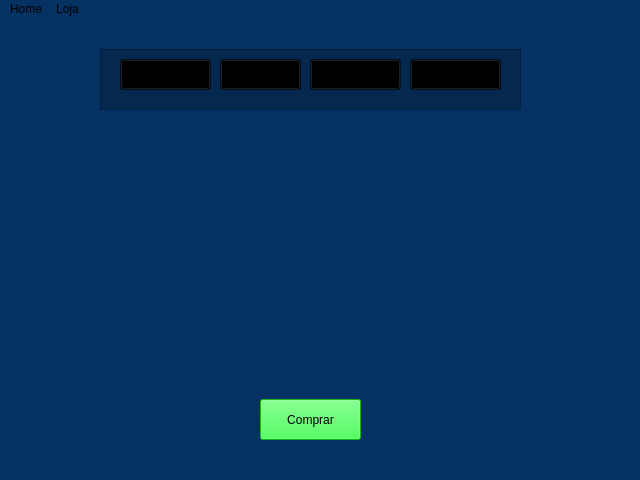
Before: the Qt Designer form mainmenu.ui in EsojMelo/Pf3-Mallory-Designer, drawn with Qt 5.
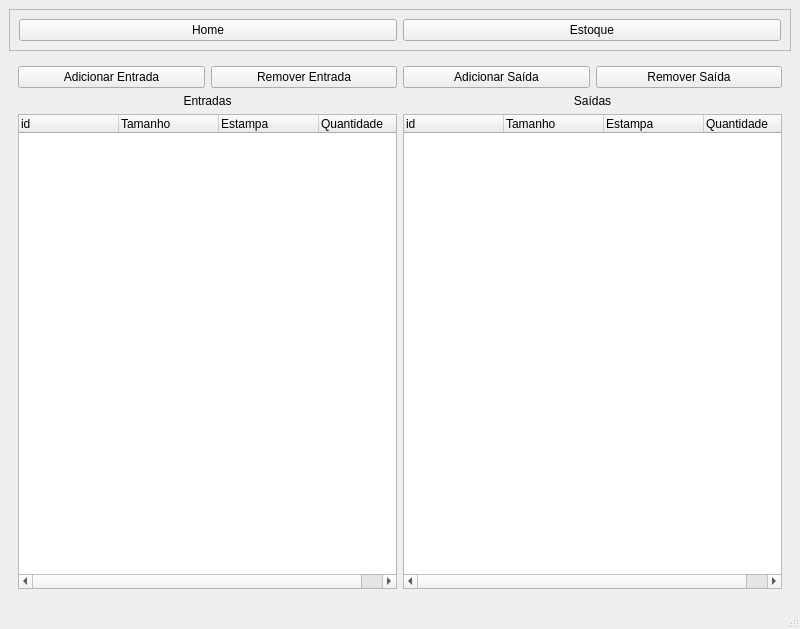
After: the same form once the commit is applied. The open tabs and pages were chosen to show the change. Icons and pictures are not drawn.

The edit to the form file:
```diff
--- a/mainmenu.ui
+++ b/mainmenu.ui
@@ -6,147 +6,195 @@
    <rect>
     <x>0</x>
     <y>0</y>
-    <width>640</width>
-    <height>480</height>
+    <width>800</width>
+    <height>629</height>
    </rect>
   </property>
   <property name="windowTitle">
-   <string>MainWindow</string>
-  </property>
-  <property name="styleSheet">
-   <string notr="true">background-color: rgb(5, 50, 98);</string>
+   <string>Gerenciamento de Estoque</string>
   </property>
   <widget class="QWidget" name="centralwidget">
-   <widget class="QPushButton" name="pushButton">
-    <property name="geometry">
-     <rect>
-      <x>260</x>
-      <y>380</y>
-      <width>101</width>
-      <height>41</height>
-     </rect>
-    </property>
-    <property name="styleSheet">
-     <string notr="true">background-color: rgb(16, 255, 36);
-color: rgb(0, 0, 0);</string>
-    </property>
-    <property name="text">
-     <string>Comprar</string>
-    </property>
-   </widget>
-   <widget class="QFrame" name="frame">
-    <property name="geometry">
-     <rect>
-      <x>100</x>
-      <y>30</y>
-      <width>421</width>
-      <height>61</height>
-     </rect>
-    </property>
-    <property name="styleSheet">
-     <string notr="true">background-color: rgba(0, 0, 0,0.2);
-</string>
-    </property>
-    <property name="frameShape">
-     <enum>QFrame::Shape::StyledPanel</enum>
-    </property>
-    <property name="frameShadow">
-     <enum>QFrame::Shadow::Raised</enum>
-    </property>
-    <widget class="QPushButton" name="pushButton_2">
-     <property name="geometry">
-      <rect>
-       <x>120</x>
-       <y>10</y>
-       <width>81</width>
-       <height>31</height>
-      </rect>
-     </property>
-     <property name="text">
-      <string>Ajuda</string>
-     </property>
-    </widget>
-    <widget class="QPushButton" name="pushButton_3">
-     <property name="geometry">
-      <rect>
-       <x>20</x>
-       <y>10</y>
-       <width>91</width>
-       <height>31</height>
-      </rect>
-     </property>
-     <property name="text">
-      <string>Loja</string>
-     </property>
-    </widget>
-    <widget class="QPushButton" name="pushButton_4">
-     <property name="geometry">
-      <rect>
-       <x>210</x>
-       <y>10</y>
-       <width>91</width>
-       <height>31</height>
-      </rect>
-     </property>
-     <property name="text">
-      <string>Carrinho</string>
-     </property>
-    </widget>
-    <widget class="QPushButton" name="pushButton_5">
-     <property name="geometry">
-      <rect>
-       <x>310</x>
-       <y>10</y>
-       <width>91</width>
-       <height>31</height>
-      </rect>
-     </property>
-     <property name="text">
-      <string>Contato</string>
-     </property>
-    </widget>
-   </widget>
-   <widget class="QLabel" name="label">
-    <property name="geometry">
-     <rect>
-      <x>180</x>
-      <y>140</y>
-      <width>251</width>
-      <height>221</height>
-     </rect>
-    </property>
-    <property name="text">
-     <string/>
-    </property>
-    <property name="pixmap">
-     <pixmap>images/Estampa.png</pixmap>
-    </property>
-    <property name="scaledContents">
-     <bool>true</bool>
-    </property>
-   </widget>
+   <layout class="QVBoxLayout" name="mainLayout">
+    <item>
+     <widget class="QFrame" name="navigationFrame">
+      <property name="frameShape">
+       <enum>QFrame::Shape::StyledPanel</enum>
+      </property>
+      <property name="frameShadow">
+       <enum>QFrame::Shadow::Raised</enum>
+      </property>
+      <layout class="QHBoxLayout" name="navigationLayout">
+       <item>
+        <widget class="QPushButton" name="homeButton">
+         <property name="text">
+          <string>Home</string>
+         </property>
+        </widget>
+       </item>
+       <item>
+        <widget class="QPushButton" name="estoqueButton">
+         <property name="text">
+          <string>Estoque</string>
+         </property>
+        </widget>
+       </item>
+      </layout>
+     </widget>
+    </item>
+    <item>
+     <widget class="QStackedWidget" name="stackedWidget">
+      <property name="currentIndex">
+       <number>0</number>
+      </property>
+      <widget class="QWidget" name="homePage">
+       <layout class="QVBoxLayout" name="homeLayout">
+        <item>
+         <widget class="QLabel" name="homeLabel">
+          <property name="text">
+           <string/>
+          </property>
+          <property name="pixmap">
+           <pixmap resource="Resourcers.qrc">:/images/images/Estampa.png</pixmap>
+          </property>
+          <property name="scaledContents">
+           <bool>true</bool>
+          </property>
+          <property name="alignment">
+           <set>Qt::AlignmentFlag::AlignCenter</set>
+          </property>
+         </widget>
+        </item>
+       </layout>
+      </widget>
+      <widget class="QWidget" name="estoquePage">
+       <layout class="QVBoxLayout" name="estoqueLayout">
+        <item>
+         <layout class="QHBoxLayout" name="estoqueControlsLayout">
+          <item>
+           <widget class="QPushButton" name="addEntradaButton">
+            <property name="text">
+             <string>Adicionar Entrada</string>
+            </property>
+           </widget>
+          </item>
+          <item>
+           <widget class="QPushButton" name="removeEntradaButton">
+            <property name="text">
+             <string>Remover Entrada</string>
+            </property>
+           </widget>
+          </item>
+          <item>
+           <widget class="QPushButton" name="addSaidaButton">
+            <property name="text">
+             <string>Adicionar Saída</string>
+            </property>
+           </widget>
+          </item>
+          <item>
+           <widget class="QPushButton" name="removeSaidaButton">
+            <property name="text">
+             <string>Remover Saída</string>
+            </property>
+           </widget>
+          </item>
+         </layout>
+        </item>
+        <item>
+         <layout class="QHBoxLayout" name="estoqueTreeLayout">
+          <item>
+           <layout class="QVBoxLayout" name="entradaLayout">
+            <item>
+             <widget class="QLabel" name="entradaLabel">
+              <property name="text">
+               <string>Entradas</string>
+              </property>
+              <property name="alignment">
+               <set>Qt::AlignmentFlag::AlignCenter</set>
+              </property>
+             </widget>
+            </item>
+            <item>
+             <widget class="QTreeWidget" name="treeWidget">
+              <column>
+               <property name="text">
+                <string>id</string>
+               </property>
+              </column>
+              <column>
+               <property name="text">
+                <string>Tamanho</string>
+               </property>
+              </column>
+              <column>
+               <property name="text">
+                <string>Estampa</string>
+               </property>
+              </column>
+              <column>
+               <property name="text">
+                <string>Quantidade</string>
+               </property>
+              </column>
+             </widget>
+            </item>
+           </layout>
+          </item>
+          <item>
+           <layout class="QVBoxLayout" name="saidaLayout">
+            <item>
+             <widget class="QLabel" name="saidaLabel">
+              <property name="text">
+               <string>Saídas</string>
+              </property>
+              <property name="alignment">
+               <set>Qt::AlignmentFlag::AlignCenter</set>
+              </property>
+             </widget>
+            </item>
+            <item>
+             <widget class="QTreeWidget" name="treeWidget_2">
+              <column>
+               <property name="text">
+                <string>id</string>
+               </property>
+              </column>
+              <column>
+               <property name="text">
+                <string>Tamanho</string>
+               </property>
+              </column>
+              <column>
+               <property name="text">
+                <string>Estampa</string>
+               </property>
+              </column>
+              <column>
+               <property name="text">
+                <string>Quantidade</string>
+               </property>
+              </column>
+             </widget>
+            </item>
+           </layout>
+          </item>
+         </layout>
+        </item>
+       </layout>
+      </widget>
+     </widget>
+    </item>
+   </layout>
   </widget>
   <widget class="QMenuBar" name="menubar">
    <property name="geometry">
     <rect>
      <x>0</x>
      <y>0</y>
-     <width>640</width>
-     <height>22</height>
+     <width>800</width>
+     <height>21</height>
     </rect>
    </property>
-   <widget class="QMenu" name="menuHome">
-    <property name="title">
-     <string>Home</string>
-    </property>
-   </widget>
-   <widget class="QMenu" name="menuLoja">
-    <property name="title">
-     <string>Loja</string>
-    </property>
-   </widget>
-   <addaction name="menuHome"/>
-   <addaction name="menuLoja"/>
   </widget>
   <widget class="QStatusBar" name="statusbar"/>
   <action name="actionQuit">
```
Left out of the diff: 9 changed lines with no effect on the pictures.
